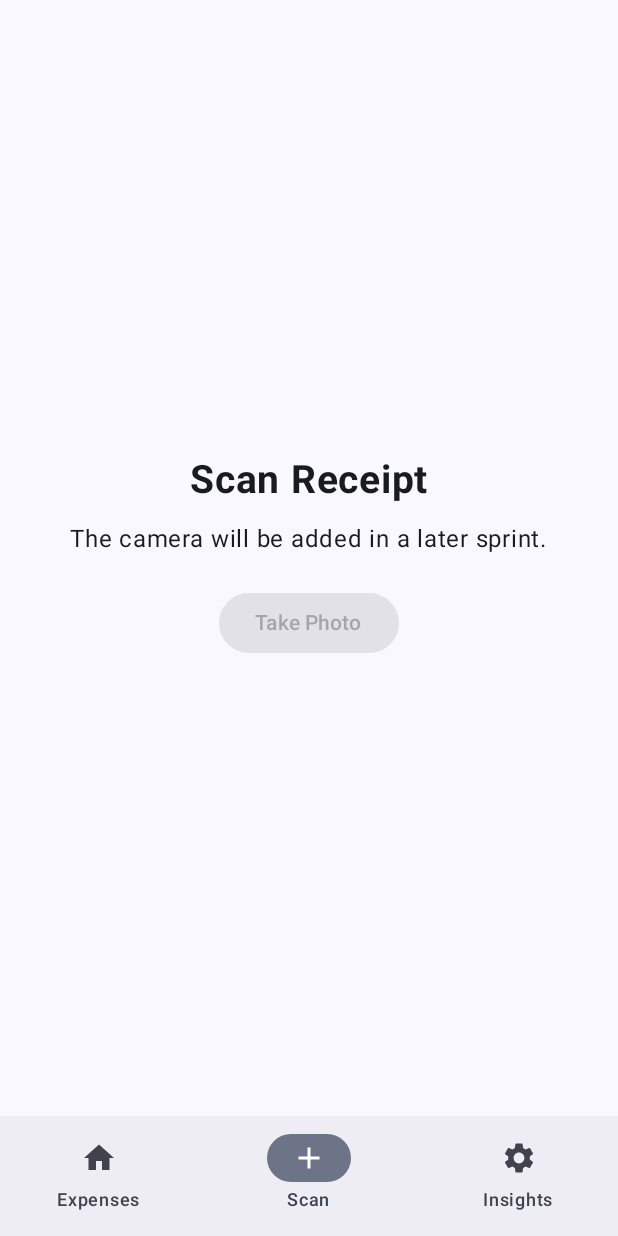
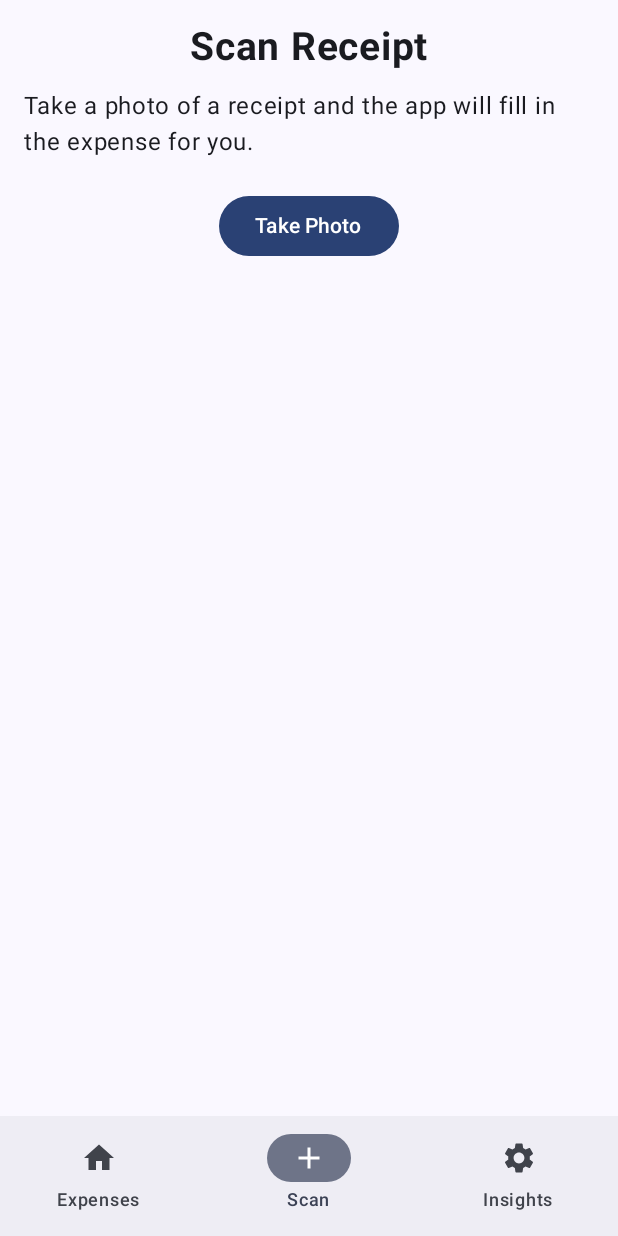
Before and after one commit to challasahithi123/ReceiptWise, an Android app built with Jetpack Compose: the ScanReceiptScreen screen opened through its navigation route, on a phone screen of 412 x 824 dp. Run offline under Robolectric (Android 15) with nearby library versions, the phone set to English and light mode, and no system bars; our stand-ins replace Room's generated code; libraries missing offline, so code that uses them is left out: androidx.camera.core, androidx.camera.lifecycle, androidx.camera.view; 1 statement that could not run was skipped.

Commit message:
Add camera screen and send scanned values to the form

```diff
--- a/app/src/main/java/com/example/receiptwise/navigation/AppNavigation.kt
+++ b/app/src/main/java/com/example/receiptwise/navigation/AppNavigation.kt
@@ -1,5 +1,6 @@
 package com.example.receiptwise.navigation
 
+import android.net.Uri
 import androidx.compose.foundation.layout.padding
 import androidx.compose.material.icons.Icons
 import androidx.compose.material.icons.filled.Add
@@ -98,7 +99,16 @@ fun AppNavigation() {
                 )
             }
 
-            composable(Routes.SCAN) { ScanReceiptScreen() }
+            composable(Routes.SCAN) {
+                ScanReceiptScreen(
+                    onScanned = { shop, date, amount ->
+                        // Uri.encode makes the text safe to put inside the route
+                        navController.navigate(
+                            "add?shop=${Uri.encode(shop)}&date=${Uri.encode(date)}&amount=${Uri.encode(amount)}"
+                        )
+                    }
+                )
+            }
             composable(Routes.INSIGHTS) { InsightsSettingsScreen() }
 
             composable(
--- a/app/src/main/java/com/example/receiptwise/screens/ScanReceiptScreen.kt
+++ b/app/src/main/java/com/example/receiptwise/screens/ScanReceiptScreen.kt
@@ -1,44 +1,181 @@
 package com.example.receiptwise.screens
 
-import androidx.compose.foundation.layout.Arrangement
+import android.Manifest
+import android.content.pm.PackageManager
+import androidx.activity.compose.rememberLauncherForActivityResult
+import androidx.activity.result.contract.ActivityResultContracts
+import androidx.camera.core.CameraSelector
+import androidx.camera.core.ImageCapture
+import androidx.camera.core.ImageCaptureException
+import androidx.camera.core.Preview
+import androidx.camera.lifecycle.ProcessCameraProvider
+import androidx.camera.view.PreviewView
 import androidx.compose.foundation.layout.Column
 import androidx.compose.foundation.layout.Spacer
 import androidx.compose.foundation.layout.fillMaxSize
+import androidx.compose.foundation.layout.fillMaxWidth
 import androidx.compose.foundation.layout.height
 import androidx.compose.foundation.layout.padding
-import androidx.compose.foundation.rememberScrollState
-import androidx.compose.foundation.verticalScroll
 import androidx.compose.material3.Button
+import androidx.compose.material3.MaterialTheme
 import androidx.compose.material3.Text
+import androidx.compose.material3.TextButton
 import androidx.compose.runtime.Composable
+import androidx.compose.runtime.DisposableEffect
+import androidx.compose.runtime.getValue
+import androidx.compose.runtime.mutableStateOf
+import androidx.compose.runtime.remember
+import androidx.compose.runtime.setValue
 import androidx.compose.ui.Alignment
 import androidx.compose.ui.Modifier
+import androidx.compose.ui.platform.LocalContext
 import androidx.compose.ui.text.font.FontWeight
 import androidx.compose.ui.unit.dp
 import androidx.compose.ui.unit.sp
+import androidx.compose.ui.viewinterop.AndroidView
+import androidx.core.content.ContextCompat
+import androidx.lifecycle.LifecycleOwner
+import com.example.receiptwise.scan.readReceipt
+import java.io.File
 
-// This screen is only a placeholder in Sprint 1.
-// The camera will be added in Sprint 3.
+// The scan screen. It opens the camera, takes a photo, reads it and then sends
+// the shop, date and total to the next screen using onScanned.
 @Composable
-fun ScanReceiptScreen() {
+fun ScanReceiptScreen(onScanned: (String, String, String) -> Unit = { _, _, _ -> }) {
+
+    val context = LocalContext.current
+    // The camera is tied to the activity, so it switches off when the app is not on screen.
+    // This saves battery.
+    val lifecycleOwner = context as LifecycleOwner
+    val imageCapture = remember { ImageCapture.Builder().build() }
+
+    var showCamera by remember { mutableStateOf(false) }  // is the camera open?
+    var busy by remember { mutableStateOf(false) }        // is a photo being read?
+    var message by remember { mutableStateOf("") }        // message for the user
+
+    // This asks the user for the camera permission and tells us the answer
+    val permissionLauncher = rememberLauncherForActivityResult(
+        ActivityResultContracts.RequestPermission()
+    ) { granted ->
+        if (granted) {
+            message = ""
+            showCamera = true
+        } else {
+            // The app keeps working. The user can still add an expense by hand.
+            message = "The camera permission was refused. You can still add an expense by hand."
+        }
+    }
+
+    // Takes the photo and reads it
+    fun takePhoto() {
+        busy = true
+        message = ""
+
+        // The photo goes into the private cache folder of the app, so other apps cannot open it
+        val photoFile = File(context.cacheDir, "receipt_" + System.currentTimeMillis() + ".jpg")
+        val options = ImageCapture.OutputFileOptions.Builder(photoFile).build()
+
+        imageCapture.takePicture(
+            options,
+            ContextCompat.getMainExecutor(context),
+            object : ImageCapture.OnImageSavedCallback {
+                override fun onImageSaved(output: ImageCapture.OutputFileResults) {
+                    readReceipt(context, photoFile) { info ->
+                        // The photo is deleted straight away, so no picture of the receipt is kept
+                        photoFile.delete()
+                        busy = false
+
+                        if (info == null) {
+                            message = "No text was found. Try a clearer photo or add the expense by hand."
+                        } else {
+                            showCamera = false
+                            onScanned(info.shop, info.date, info.total)
+                        }
+                    }
+                }
+
+                override fun onError(exception: ImageCaptureException) {
+                    busy = false
+                    message = "The photo could not be taken. Please try again."
+                }
+            }
+        )
+    }
+
     Column(
         modifier = Modifier
             .fillMaxSize()
-            .verticalScroll(rememberScrollState())
             .padding(16.dp),
-        horizontalAlignment = Alignment.CenterHorizontally,
-        verticalArrangement = Arrangement.Center
+        horizontalAlignment = Alignment.CenterHorizontally
     ) {
-        Text(
-            text = "Scan Receipt",
-            fontSize = 26.sp,
-            fontWeight = FontWeight.Bold
-        )
+        Text("Scan Receipt", fontSize = 26.sp, fontWeight = FontWeight.Bold)
         Spacer(modifier = Modifier.height(12.dp))
-        Text(text = "The camera will be added in a later sprint.")
-        Spacer(modifier = Modifier.height(20.dp))
-        Button(onClick = { }, enabled = false) {
-            Text("Take Photo")
+
+        if (!showCamera) {
+            Text("Take a photo of a receipt and the app will fill in the expense for you.")
+            Spacer(modifier = Modifier.height(20.dp))
+
+            Button(onClick = {
+                // The permission is only asked now, when the user taps the button
+                val allowed = ContextCompat.checkSelfPermission(
+                    context, Manifest.permission.CAMERA
+                ) == PackageManager.PERMISSION_GRANTED
+
+                if (allowed) {
+                    showCamera = true
+                } else {
+                    permissionLauncher.launch(Manifest.permission.CAMERA)
+                }
+            }) {
+                Text("Take Photo")
+            }
+        } else {
+            // Turn the camera off when the user leaves this screen
+            DisposableEffect(Unit) {
+                onDispose { ProcessCameraProvider.getInstance(context).get().unbindAll() }
+            }
+
+            // The live camera picture. AndroidView lets us use the normal Android PreviewView.
+            AndroidView(
+                factory = { ctx ->
+                    val previewView = PreviewView(ctx)
+                    val providerFuture = ProcessCameraProvider.getInstance(ctx)
+
+                    providerFuture.addListener({
+                        val provider = providerFuture.get()
+                        val preview = Preview.Builder().build()
+                        preview.setSurfaceProvider(previewView.surfaceProvider)
+
+                        // Use the back camera and connect it to the screen and the photo taker
+                        provider.unbindAll()
+                        provider.bindToLifecycle(
+                            lifecycleOwner,
+                            CameraSelector.DEFAULT_BACK_CAMERA,
+                            preview,
+                            imageCapture
+                        )
+                    }, ContextCompat.getMainExecutor(ctx))
+
+                    previewView
+                },
+                modifier = Modifier
+                    .fillMaxWidth()
+                    .weight(1f)
+            )
+
+            Spacer(modifier = Modifier.height(12.dp))
+            Button(onClick = { takePhoto() }, enabled = !busy) {
+                Text(if (busy) "Reading the receipt..." else "Capture")
+            }
+            TextButton(onClick = { showCamera = false }, enabled = !busy) {
+                Text("Cancel")
+            }
+        }
+
+        // Shows messages such as errors
+        if (message.isNotEmpty()) {
+            Spacer(modifier = Modifier.height(12.dp))
+            Text(message, color = MaterialTheme.colorScheme.error)
         }
     }
 }
```
